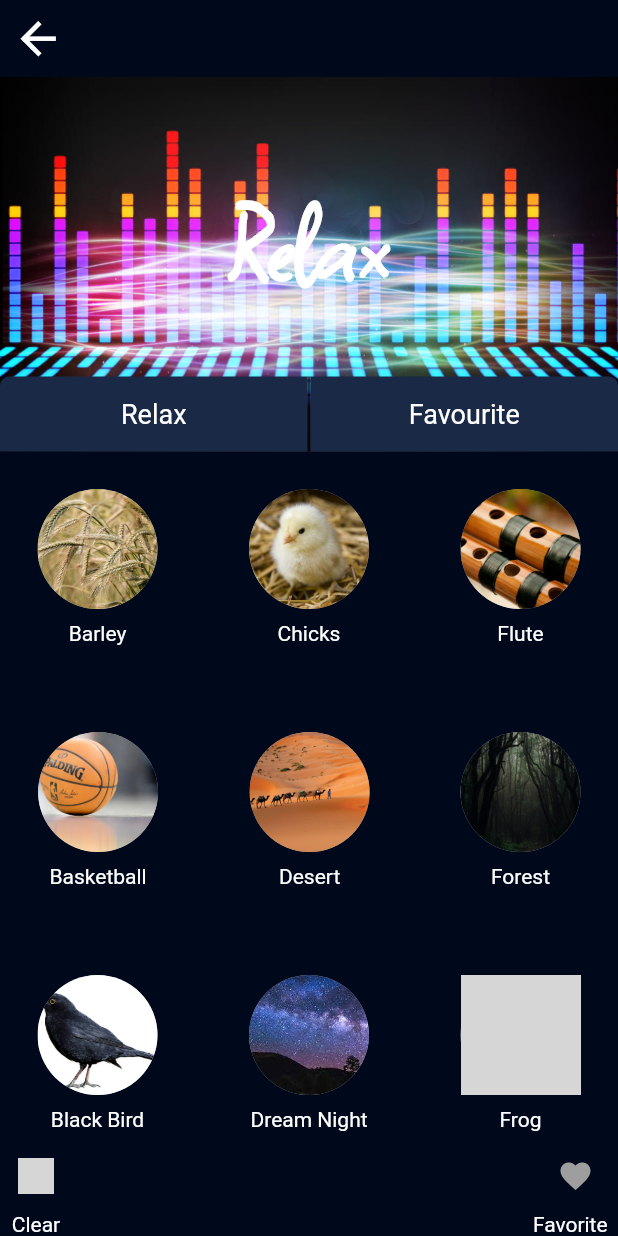
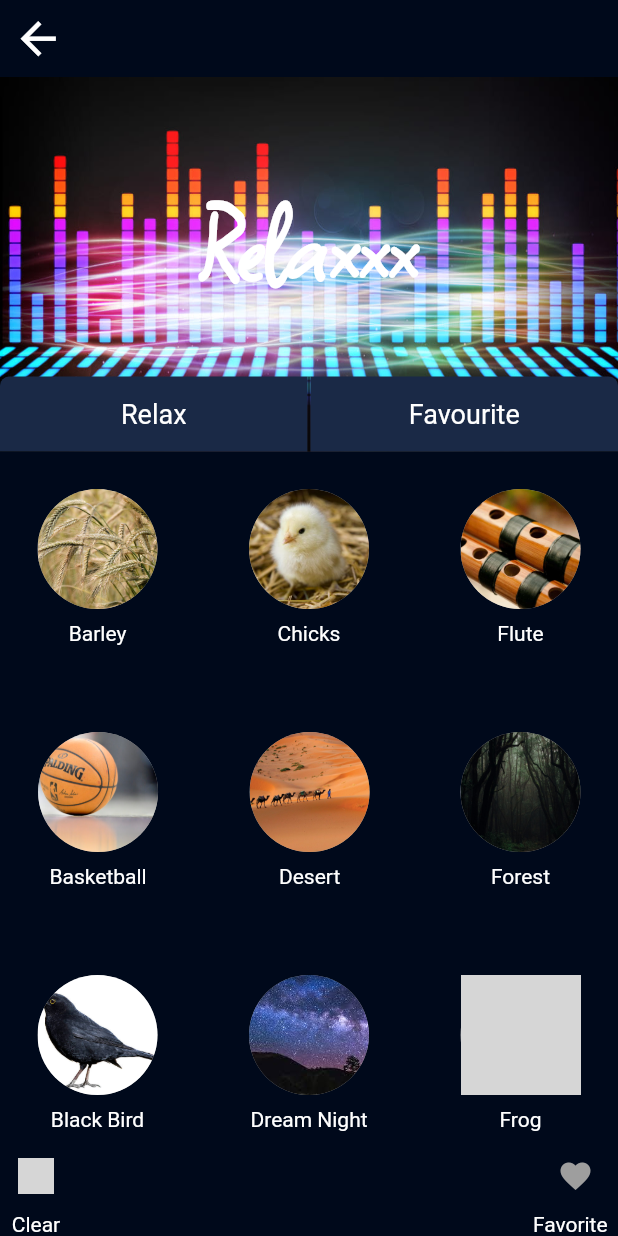
Before and after one commit to Harunn33/sleep_sound_app, a Flutter app: the RelaxMenu screen opened directly, on a phone screen of 412 x 824 dp. Run offline on Flutter 3.47's test engine with Material 2 defaults, Android fonts, the phone set to English and light mode, and no system bars; our stand-ins replace font_awesome_flutter, rive; grey boxes are pictures that could not be loaded.

Commit message:
yazı degisim

```diff
--- a/lib/relaxMenu.dart
+++ b/lib/relaxMenu.dart
@@ -54,7 +54,7 @@ class RelaxMenu extends StatelessWidget {
                   Padding(
                     padding: EdgeInsets.only(top: 60),
                     child: Text(
-                      "Relax",
+                      "Relaxxx",
                       style: TextStyle(
                         fontSize: 80,
                         fontWeight: FontWeight.bold,
```
